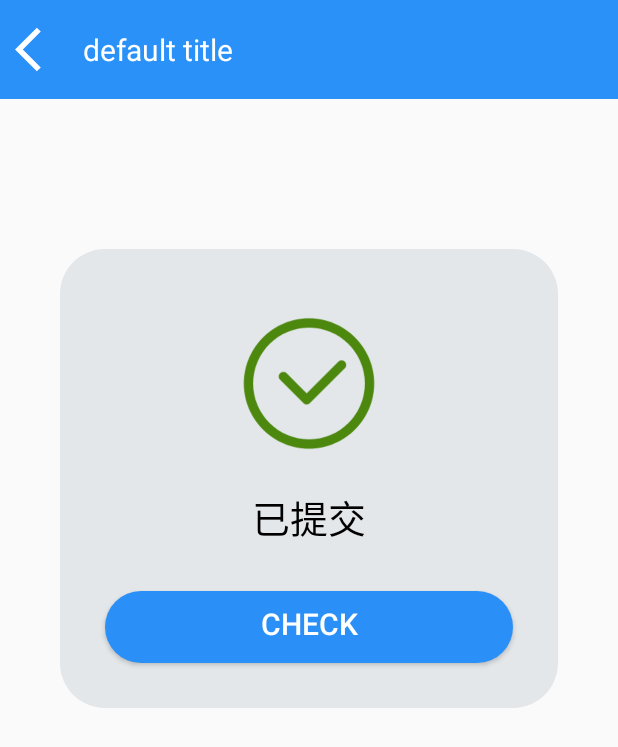
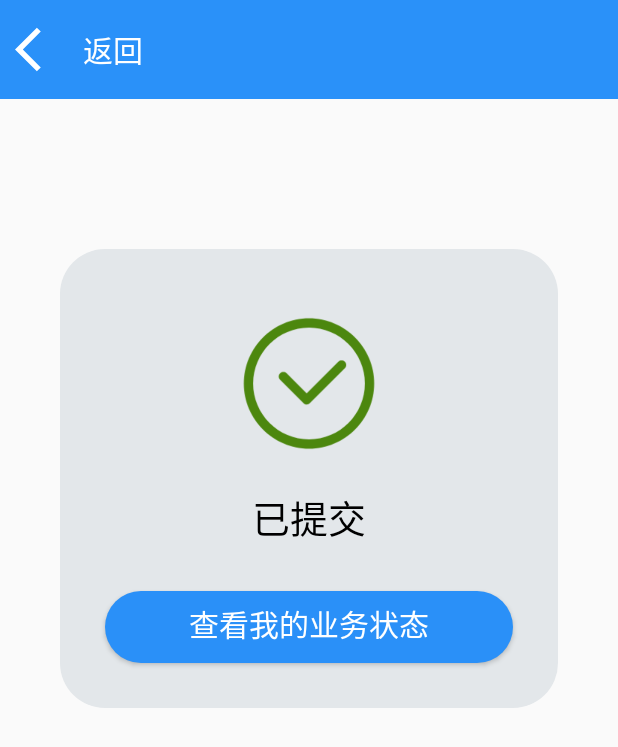
Before and after one commit to windindaybreak/CitiClubApp-1, an Android app: the layout submit_activity_layout.xml on its own in the app's theme, with its tools: preview values and no code run, on a phone screen of 412 x 824 dp. Shown: the top 747 px of the screen. Run offline under Robolectric (Android 15) with nearby library versions, the phone set to English and light mode, and no system bars.

Commit message:
初步建立提交成功界面
做了一个通用的，中心按钮通向我的仓单

```diff
--- a/app/src/main/AndroidManifest.xml
+++ b/app/src/main/AndroidManifest.xml
@@ -15,6 +15,8 @@
         android:roundIcon="@mipmap/ic_launcher_round"
         android:supportsRtl="true"
         android:theme="@style/AppTheme">
+        <activity android:name=".ui.CommonActivity.CommonSubmitSuccessAvtivity"
+            android:theme="@style/Theme.AppCompat.Light.NoActionBar" />
         <activity
             android:name=".ui.BusinessHallPage.EnterpriceInfo.EnterpriceInfoActivity"
             android:theme="@style/Theme.AppCompat.Light.NoActionBar" />
--- a/app/src/main/java/com/example/citiclubapp/Adapter/MyWarrantAdapter.java
+++ b/app/src/main/java/com/example/citiclubapp/Adapter/MyWarrantAdapter.java
@@ -14,6 +14,7 @@ import android.widget.TextView;
 import androidx.annotation.NonNull;
 import androidx.annotation.Nullable;
 
+import com.example.citiclubapp.Entity.Condition;
 import com.example.citiclubapp.Entity.Warrant;
 import com.example.citiclubapp.R;
 import com.example.citiclubapp.ui.BusinessHallPage.MyWarrant.WarrantDetailActivity;
@@ -61,7 +62,8 @@ public class MyWarrantAdapter extends ArrayAdapter{
             id.setText(item.getWarrantID());
             type.setText(item.getCargoItem());
             num.setText(String.valueOf(item.getCargoWeight()));
-            //status.setText(item.get);
+            Condition condition=new Condition();
+            status.setText(condition.getCondition(item.getConditionNode()));
             detail.setOnClickListener(new View.OnClickListener() {
                 @Override
                 public void onClick(View view) {
--- a/app/src/main/res/layout/inside_title.xml
+++ b/app/src/main/res/layout/inside_title.xml
@@ -21,7 +21,7 @@
         android:layout_height="wrap_content"
         android:layout_gravity="center_vertical"
         android:layout_marginLeft="10dp"
-        android:text="default title"
+        android:text="返回"
         android:textColor="#ffffff"
         android:textSize="20sp" />
 
--- a/app/src/main/res/layout/submit_activity_layout.xml
+++ b/app/src/main/res/layout/submit_activity_layout.xml
@@ -54,7 +54,7 @@
             android:layout_marginRight="30dp"
             android:layout_marginBottom="30dp"
             android:background="@drawable/button_shape"
-            android:text="check"
+            android:text="查看我的业务状态"
             android:textColor="@android:color/white"
             android:textSize="20sp"
             app:layout_constraintBottom_toBottomOf="parent"
```
Also changed, not shown: app/src/main/java/com/example/citiclubapp/ui/CommonActivity/CommonSubmitSuccessAvtivity.java (added, +29 -0 lines).
